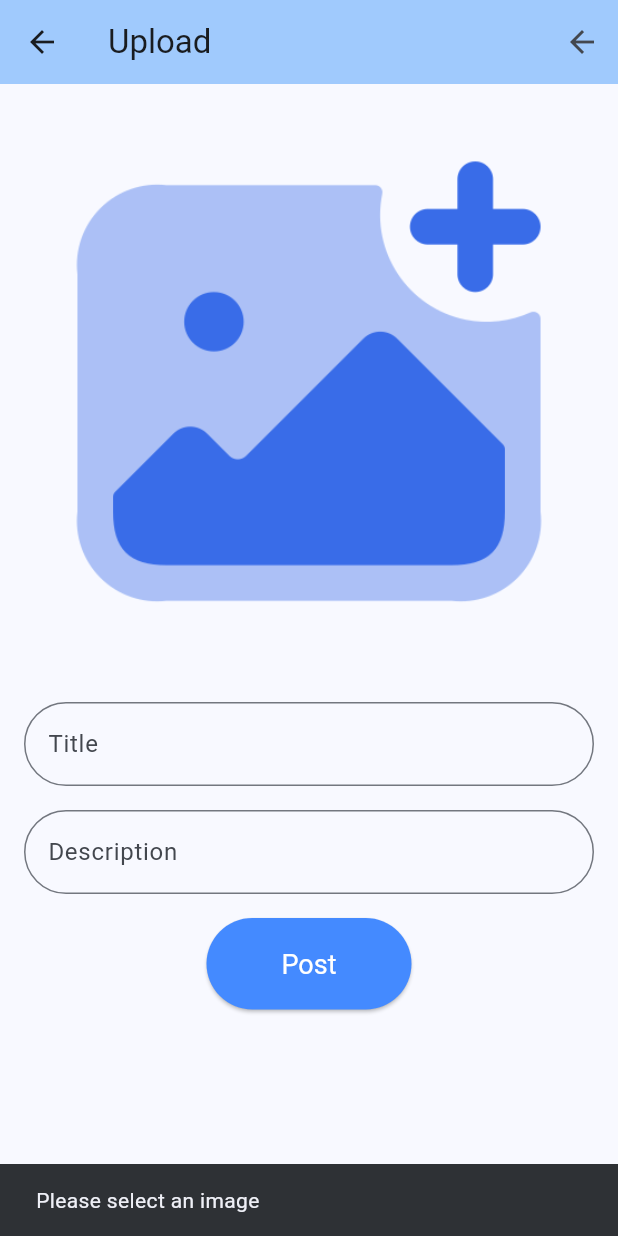
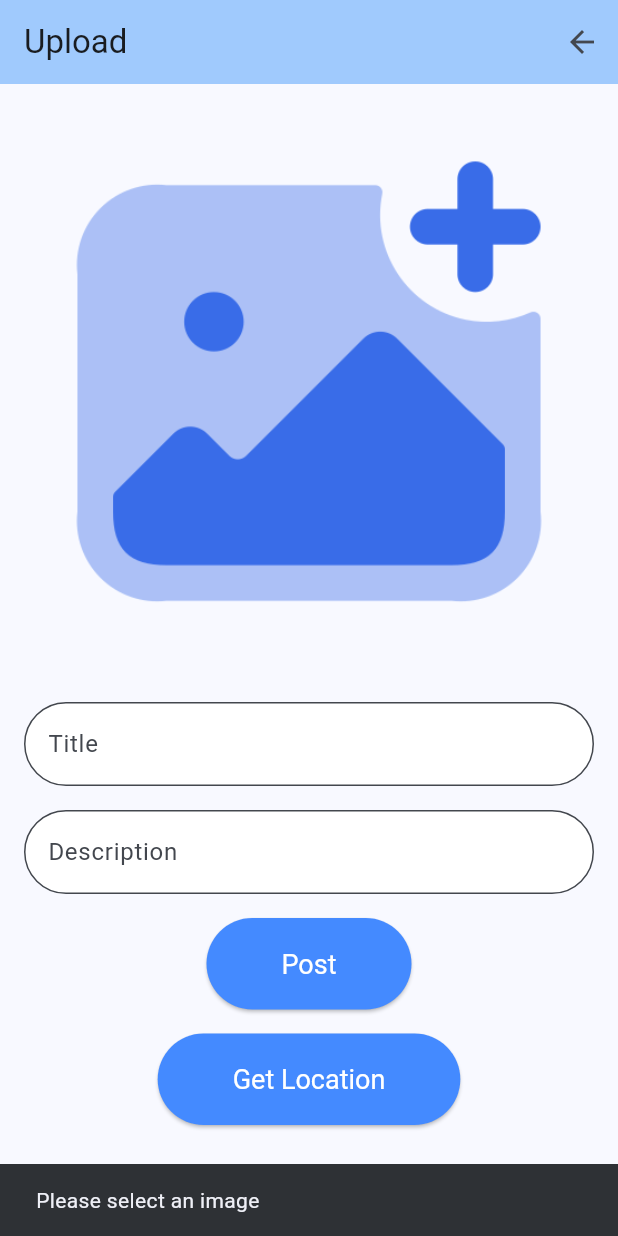
Before and after one commit to AngelPtr/haidenjem, a Flutter app: the PostScreen screen opened directly, after a tap on "Post", on a phone screen of 412 x 824 dp. Run offline on Flutter 3.47's test engine with Material 3 defaults, Android fonts, the phone set to English and light mode, and no system bars; our stand-ins replace cloud_firestore, firebase_auth, firebase_core, firebase_storage, geolocator, google_sign_in and 2 more; missing offline and left inert: geolocator_android, geolocator_apple; accounts and stored records are empty.

Commit message:
Location
Menambahkan Location

```diff
--- a/lib/screens/post_screen.dart
+++ b/lib/screens/post_screen.dart
@@ -5,6 +5,10 @@ import 'package:firebase_storage/firebase_storage.dart';
 import 'package:flutter/material.dart';
 import 'package:image_picker/image_picker.dart';
 import 'package:firebase_auth/firebase_auth.dart';
+import 'package:permission_handler/permission_handler.dart';
+import 'package:geolocator/geolocator.dart';
+import 'package:geolocator_android/geolocator_android.dart';
+import 'package:geolocator_apple/geolocator_apple.dart';
 
 class PostScreen extends StatefulWidget {
   @override
@@ -17,12 +21,23 @@ class _PostScreenState extends State<PostScreen> {
   final ImagePicker _picker = ImagePicker();
   final FirebaseAuth _auth = FirebaseAuth.instance;
   XFile? _image;
+  String _locationMessage = "";
+  Position? _currentPosition;
+
+  void _registerPlatformInstance() {
+    if (Platform.isAndroid) {
+      GeolocatorAndroid.registerWith();
+    } else if (Platform.isIOS) {
+      GeolocatorApple.registerWith();
+    }
+  }
 
   @override
   Widget build(BuildContext context) {
     return Scaffold(
       appBar: AppBar(
         title: Text('Upload'),
+        automaticallyImplyLeading: false,
         backgroundColor: Theme.of(context).colorScheme.inversePrimary,
         actions: [
           IconButton(
@@ -57,6 +72,8 @@ class _PostScreenState extends State<PostScreen> {
                     borderSide: BorderSide(width: 9, style: BorderStyle.solid),
                     borderRadius: BorderRadius.circular(50),
                   ),
+                  filled: true, // fill the background with a color
+                  fillColor: Colors.white,
                   hintText: 'Title',
                 ),
               ),
@@ -68,6 +85,8 @@ class _PostScreenState extends State<PostScreen> {
                     borderSide: BorderSide(width: 9, style: BorderStyle.solid),
                     borderRadius: BorderRadius.circular(50),
                   ),
+                  filled: true, // fill the background with a color
+                  fillColor: Colors.white,
                   hintText: 'Description',
                 ),
               ),
@@ -77,7 +96,7 @@ class _PostScreenState extends State<PostScreen> {
                   backgroundColor: Colors.blueAccent,
                   foregroundColor: Colors.white,
                   padding:
-                  const EdgeInsets.symmetric(horizontal: 50, vertical: 20),
+                      const EdgeInsets.symmetric(horizontal: 50, vertical: 20),
                   textStyle: const TextStyle(
                     fontSize: 18,
                     //fontWeight: FontWeight.bold
@@ -91,10 +110,17 @@ class _PostScreenState extends State<PostScreen> {
                     return;
                   }
 
+                  if (_currentPosition == null) {
+                    ScaffoldMessenger.of(context).showSnackBar(
+                      SnackBar(content: Text('Please get your location')),
+                    );
+                    return;
+                  }
+
                   Reference referenceRoot = FirebaseStorage.instance.ref();
                   Reference referenceDirImages = referenceRoot.child("images");
                   Reference referenceImagesToUpload =
-                  referenceDirImages.child(_image!.path.split("/").last);
+                      referenceDirImages.child(_image!.path.split("/").last);
 
                   try {
                     final uploadTask = await referenceImagesToUpload
@@ -103,13 +129,15 @@ class _PostScreenState extends State<PostScreen> {
 
                     // Add Firebase Cloud Firestore functionality here
                     final CollectionReference posts =
-                    FirebaseFirestore.instance.collection('Post');
+                        FirebaseFirestore.instance.collection('Post');
                     await posts.add({
                       'judul': _controllerTitle.text,
                       'deskripsi': _controllerDesc.text,
                       'url': downloadUrl,
                       'timestamp': Timestamp.now(),
                       'user_email': _auth.currentUser?.email,
+                      'latitude': _currentPosition!.latitude,
+                      'longitude': _currentPosition!.longitude,
                     });
 
                     ScaffoldMessenger.of(context).showSnackBar(
@@ -126,6 +154,16 @@ class _PostScreenState extends State<PostScreen> {
                   }
                 },
                 child: Text('Post'),
+              ),
+              SizedBox(height: 16),
+              LocationWidget(
+                onLocationChanged: (Position position) {
+                  setState(() {
+                    _currentPosition = position;
+                    _locationMessage =
+                        'Latitude: ${position.latitude}, Longitude: ${position.longitude}';
+                  });
+                },
               ),
             ],
           ),
@@ -147,7 +185,7 @@ class _PostScreenState extends State<PostScreen> {
               onTap: () async {
                 Navigator.of(context).pop();
                 final pickedFile =
-                await _picker.pickImage(source: ImageSource.camera);
+                    await _picker.pickImage(source: ImageSource.camera);
                 if (pickedFile != null) {
                   setState(() {
                     _image = pickedFile;
@@ -160,7 +198,7 @@ class _PostScreenState extends State<PostScreen> {
               onTap: () async {
                 Navigator.of(context).pop();
                 final pickedFile =
-                await _picker.pickImage(source: ImageSource.gallery);
+                    await _picker.pickImage(source: ImageSource.gallery);
                 if (pickedFile != null) {
                   setState(() {
                     _image = pickedFile;
@@ -180,3 +218,74 @@ class _PostScreenState extends State<PostScreen> {
     super.dispose();
   }
 }
+
+class LocationWidget extends StatefulWidget {
+  final Function(Position) onLocationChanged;
+
+  const LocationWidget({Key? key, required this.onLocationChanged})
+      : super(key: key);
+
+  @override
+  _LocationWidgetState createState() => _LocationWidgetState();
+}
+
+class _LocationWidgetState extends State<LocationWidget> {
+  String _locationMessage = "";
+  Position? _currentPosition;
+
+  Future<void> _getCurrentLocation() async {
+    try {
+      final position = await Geolocator.getCurrentPosition(
+        forceAndroidLocationManager: true,
+        desiredAccuracy: LocationAccuracy.high,
+      );
+      setState(() {
+        _currentPosition = position;
+        _locationMessage =
+            'Latitude: ${position.latitude}, Longitude: ${position.longitude}';
+        widget.onLocationChanged(
+            position); // Callback to notify the parent about the location change
+      });
+    } catch (e) {
+      print('Error getting location: $e');
+    }
+    bool serviceEnabled;
+    LocationPermission permission;
+
+    serviceEnabled = await Geolocator.isLocationServiceEnabled();
+    if (!serviceEnabled) {
+      print('Location services are disabled.');
+    }
+
+    permission = await Geolocator.checkPermission();
+    if (permission == LocationPermission.denied) {
+      permission = await Geolocator.requestPermission();
+      if (permission == LocationPermission.denied) {
+        print('Location permissions are denied');
+      }
+    }
+  }
+
+  @override
+  Widget build(BuildContext context) {
+    return Column(
+      children: [
+        ElevatedButton(
+          style: ButtonStyle(
+            backgroundColor: MaterialStateProperty.all(Colors.blueAccent),
+            foregroundColor: MaterialStateProperty.all(Colors.white),
+            padding: MaterialStateProperty.all(
+                const EdgeInsets.symmetric(horizontal: 50, vertical: 20)),
+            textStyle: MaterialStateProperty.all(const TextStyle(fontSize: 18)),
+            shape: MaterialStateProperty.all(RoundedRectangleBorder(
+                borderRadius: BorderRadius.circular(50))),
+          ),
+          onPressed: _getCurrentLocation,
+          child: const Text('Get Location'),
+        ),
+        Text(_locationMessage,
+            style: TextStyle(fontSize: 14, fontWeight: FontWeight.bold)),
+      ],
+    );
+  }
+}
--- a/pubspec.yaml
+++ b/pubspec.yaml
@@ -43,6 +43,10 @@ dependencies:
   cloud_firestore: ^4.17.4
   intl: ^0.19.0
   flutter_staggered_grid_view: ^0.6.2
+  permission_handler: ^11.3.1
+  geolocator: ^12.0.0
+  geolocator_android: ^4.6.0
+  geolocator_apple: ^2.3.7
 
 dev_dependencies:
   flutter_test:
```
Also changed, not shown: pubspec.lock.
